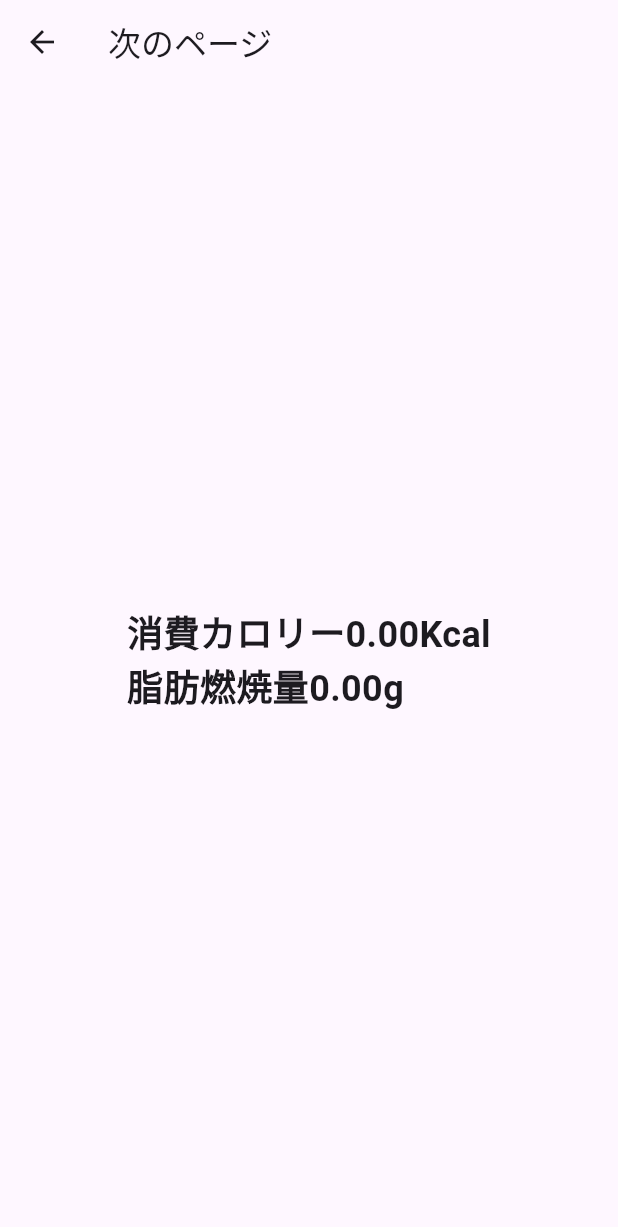
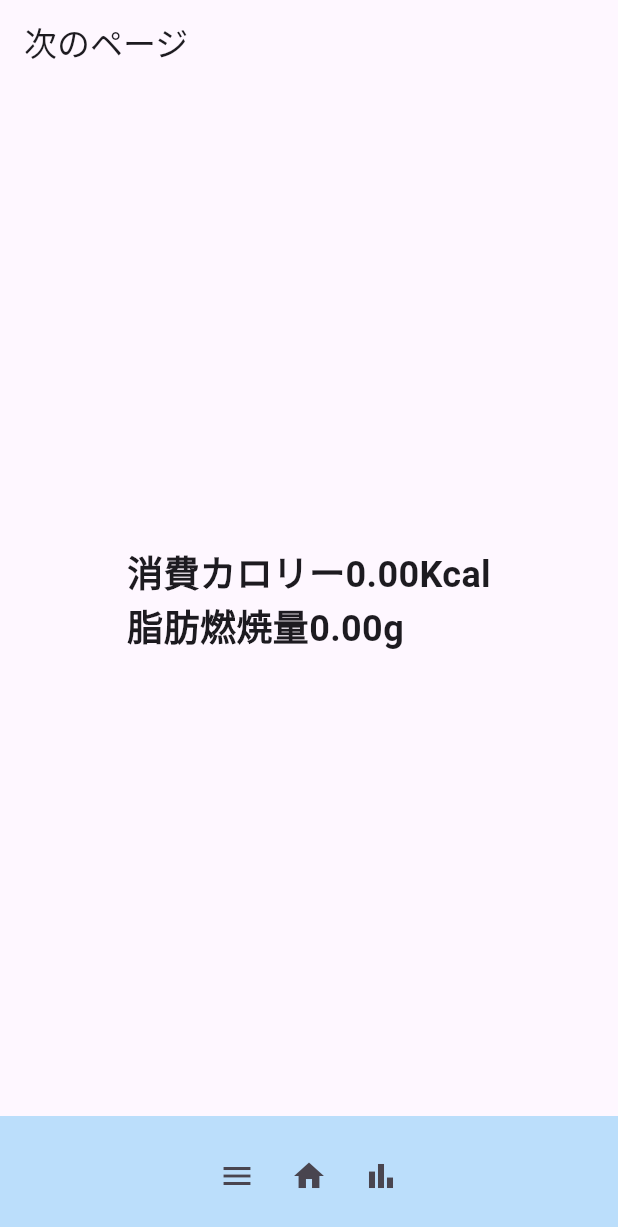
Before and after one commit to maka519/intern_walk, a Flutter app: the NextState screen opened directly with empty values, on a phone screen of 412 x 824 dp. Shown: the top 1227 px of the screen. Run offline on Flutter 3.47's test engine with Material 3 defaults, Android fonts, the phone set to English and light mode, and no system bars; our stand-ins replace sensors_plus, shared_preferences; accounts and stored records are empty.

Commit message:
ナビゲーションバー
・表示される歩数に三桁ごとにコンマを表示する機能を実装
・ナビゲーションバーを実装

```diff
--- a/lib/main.dart
+++ b/lib/main.dart
@@ -122,19 +122,6 @@ class _PedometerScreenState extends State<PedometerScreen> {
       appBar: AppBar(
         title: const Text('万数計'),
         backgroundColor: Colors.blue.shade100,
-        actions: [
-          IconButton(
-            icon: const Icon(Icons.arrow_forward),
-            onPressed: () {
-              Navigator.push(
-                context,
-                MaterialPageRoute(
-                  builder: (context) => NextState(stepCount: _stepCount),
-                ),
-              );
-            },
-          ),
-        ],
       ),
       body: Stack(
         children: [
@@ -187,6 +174,28 @@ class _PedometerScreenState extends State<PedometerScreen> {
           ),
         ],
       ),
+      bottomNavigationBar: BottomAppBar(
+        color: Colors.blue.shade100,
+        child: Row(
+          mainAxisAlignment: MainAxisAlignment.center,
+
+          children: [
+            IconButton(icon: const Icon(Icons.menu), onPressed: () {}),
+            IconButton(icon: const Icon(Icons.home), onPressed: () {}),
+            IconButton(
+              icon: const Icon(Icons.bar_chart),
+              onPressed: () {
+                Navigator.push(
+                  context,
+                  MaterialPageRoute(
+                    builder: (context) => NextState(stepCount: _stepCount),
+                  ),
+                );
+              },
+            ),
+          ],
+        ),
+      ),
     );
   }
 }
@@ -224,13 +233,33 @@ class NextPage extends State<NextState> {
   @override
   Widget build(BuildContext context) {
     return Scaffold(
-      appBar: AppBar(title: const Text('次のページ')),
+      appBar: AppBar(
+        title: const Text('次のページ'),
+        automaticallyImplyLeading: false,
+      ),
       body: Center(
         child: Text(
           '消費カロリー${consume_cal.toStringAsFixed(2)}Kcal\n脂肪燃焼量${consumeFat.toStringAsFixed(2)}g',
           style: TextStyle(fontSize: 24, fontWeight: FontWeight.bold),
         ),
       ),
+      bottomNavigationBar: BottomAppBar(
+        color: Colors.blue.shade100,
+        child: Row(
+          mainAxisAlignment: MainAxisAlignment.center,
+
+          children: [
+            IconButton(icon: const Icon(Icons.menu), onPressed: () {}),
+            IconButton(
+              icon: const Icon(Icons.home),
+              onPressed: () {
+                Navigator.pop(context);
+              },
+            ),
+            IconButton(icon: const Icon(Icons.bar_chart), onPressed: () {}),
+          ],
+        ),
+      ),
     );
   }
 }
```
